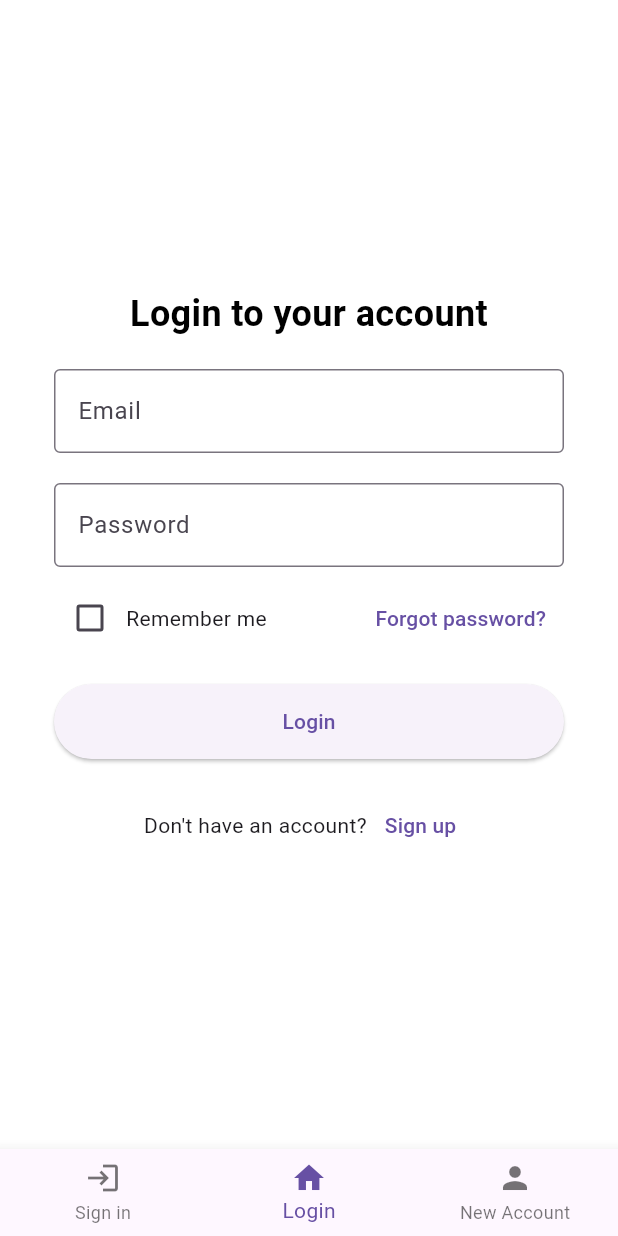
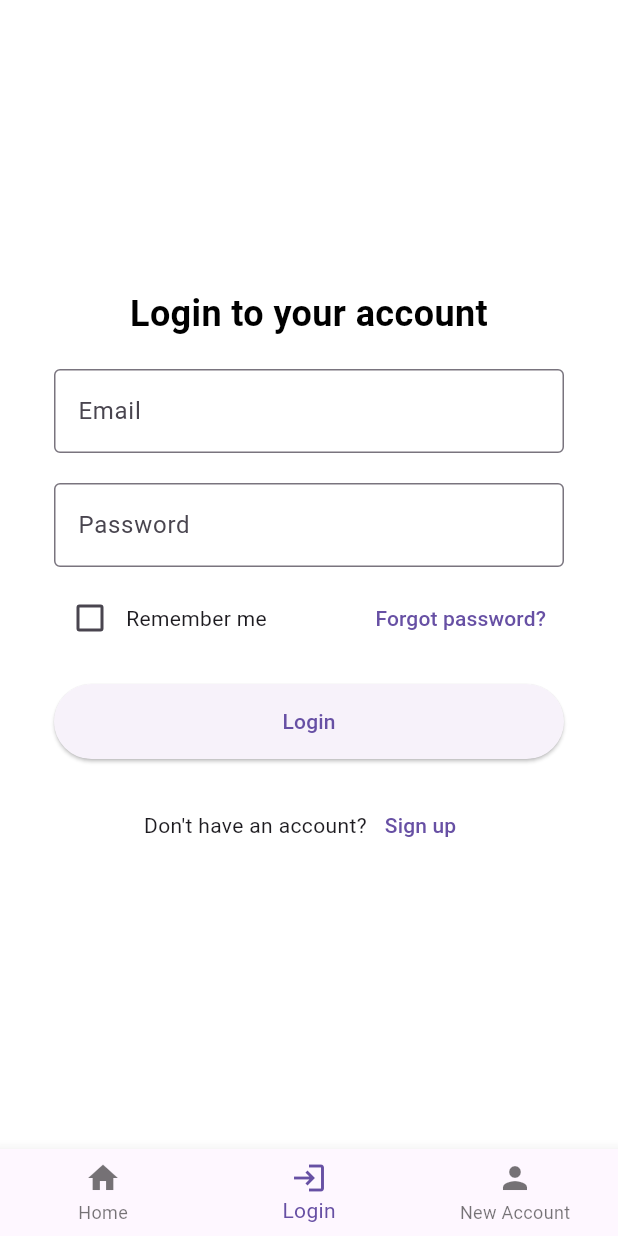
Before and after one commit to gkincs/pawsome_app, a Flutter app: the screen it shows after launch, after a tap on "Sign in", on a phone screen of 412 x 824 dp. Run offline on Flutter 3.47's test engine with Material 3 defaults, Android fonts, the phone set to English and light mode, and no system bars; our stand-ins replace bloc, cloud_firestore, firebase_auth, firebase_core, flutter_bloc, image_picker; accounts and stored records are empty.

Commit message:
pet screen UI - draft

```diff
--- a/pawsome_app/lib/main.dart
+++ b/pawsome_app/lib/main.dart
@@ -2,6 +2,7 @@ import 'package:flutter/material.dart';
 import 'package:firebase_core/firebase_core.dart';
 import 'package:flutter_bloc/flutter_bloc.dart';
 import 'package:pawsome_app/bloc/bottom_navigation_bloc.dart';
+import 'package:pawsome_app/screens/pet_screen.dart';
 import 'screens/screen_manager.dart';
 
 void main() async {
--- a/pawsome_app/lib/screens/pet_prof_screen.dart
+++ b/pawsome_app/lib/screens/pet_prof_screen.dart
@@ -3,7 +3,7 @@ import 'package:image_picker/image_picker.dart';
 import 'dart:io';
 
 class PetProfileWidget extends StatefulWidget {
-  const PetProfileWidget({super.key});
+  const PetProfileWidget({Key? key}) : super(key: key);
 
   @override
   _PetProfileWidgetState createState() => _PetProfileWidgetState();
--- a/pawsome_app/lib/screens/pet_screen.dart
+++ b/pawsome_app/lib/screens/pet_screen.dart
@@ -0,0 +1,176 @@
+import 'package:flutter/material.dart';
+
+class Pet {
+  final String name;
+  final String breed;
+
+  Pet({required this.name, required this.breed});
+}
+
+class PetScreenWidget extends StatefulWidget {
+  const PetScreenWidget ({super.key});
+
+  @override
+  _PetScreenWidgetState createState() => _PetScreenWidgetState();
+}
+
+class _PetScreenWidgetState extends State<PetScreenWidget> {
+  final List<Pet> pets = [
+    Pet(name: 'Rocky', breed: 'Labrador Retriever'),
+    Pet(name: 'Bella', breed: 'Bengal cat'),
+  ];
+
+  @override
+  Widget build(BuildContext context) {
+    return Scaffold(
+      backgroundColor: Colors.white,
+      body: SafeArea(
+        child: Column(
+          children: [
+            _buildHeader(),
+            const Divider(color: Color(0xFFCAC4D0)),
+            Expanded(
+              child: _buildPetsList(),
+            ),
+            _buildAddPetButton(),
+          ],
+        ),
+      ),
+    );
+  }
+
+  Widget _buildHeader() {
+    return Container(
+      padding: const EdgeInsets.all(16),
+      child: Row(
+        children: [
+          IconButton(
+            icon: const Icon(Icons.arrow_back),
+            onPressed: () {},
+            color: const Color(0xFF65558F),
+          ),
+          const Text(
+            'PawSome',
+            style: TextStyle(
+              fontSize: 22,
+              fontWeight: FontWeight.w500,
+              color: Color(0xFF65558F),
+            ),
+          ),
+        ],
+      ),
+    );
+  }
+
+  Widget _buildPetsList() {
+    return ListView.builder(
+      padding: const EdgeInsets.symmetric(horizontal: 16),
+      itemCount: pets.length,
+      itemBuilder: (context, index) {
+        return _buildPetCard(pets[index]);
+      },
+    );
+  }
+
+  Widget _buildPetCard(Pet pet) {
+    return Card(
+      margin: const EdgeInsets.only(bottom: 8),
+      elevation: 0,
+      shape: RoundedRectangleBorder(
+        borderRadius: BorderRadius.circular(8),
+        side: const BorderSide(
+          color: Color(0xFFEADDFF),
+          width: 1,
+        ),
+      ),
+      child: ListTile(
+        contentPadding: const EdgeInsets.symmetric(horizontal: 16, vertical: 8),
+        leading: CircleAvatar(
+          backgroundColor: const Color(0xFF65558F),
+          child: Text(
+            pet.name[0],
+            style: const TextStyle(
+              color: Colors.white,
+              fontWeight: FontWeight.bold,
+            ),
+          ),
+        ),
+        title: Text(
+          pet.name,
+          style: const TextStyle(
+            fontSize: 16,
+            fontWeight: FontWeight.w500,
+            color: Color(0xFF65558F),
+          ),
+        ),
+        subtitle: Text(
+          pet.breed,
+          style: const TextStyle(
+            fontSize: 14,
+            color: Colors.grey,
+          ),
+        ),
+        trailing: const Icon(
+          Icons.arrow_forward_ios,
+          color: Color(0xFF65558F),
+          size: 20,
+        ),
+      ),
+    );
+  }
+
+  Widget _buildAddPetButton() {
+    return Padding(
+      padding: const EdgeInsets.all(16),
+      child: InkWell(
+        onTap: () {},
+        child: Container(
+          padding: const EdgeInsets.symmetric(vertical: 12),
+          decoration: BoxDecoration(
+            border: Border.all(color: const Color(0xFFEADDFF)),
+            borderRadius: BorderRadius.circular(8),
+          ),
+          child: const Row(
+            mainAxisAlignment: MainAxisAlignment.center,
+            children: [
+              Icon(
+                Icons.add_circle_outline,
+                color: Color(0xFF65558F),
+              ),
+              SizedBox(width: 8),
+              Text(
+                'Add a new pet',
+                style: TextStyle(
+                  color: Color(0xFF65558F),
+                  fontSize: 16,
+                ),
+              ),
+            ],
+          ),
+        ),
+      ),
+    );
+  }
+
+  Widget _buildNavItem(String label, bool isSelected) {
+    return Column(
+      mainAxisSize: MainAxisSize.min,
+      children: [
+        Text(
+          label,
+          style: TextStyle(
+            color: isSelected ? const Color(0xFF65558F) : Colors.grey,
+            fontSize: 14,
+          ),
+        ),
+        if (isSelected)
+          Container(
+            width: 32,
+            height: 2,
+            margin: const EdgeInsets.only(top: 4),
+            color: const Color(0xFF65558F),
+          ),
+      ],
+    );
+  }
+}
--- a/pawsome_app/lib/screens/screen_manager.dart
+++ b/pawsome_app/lib/screens/screen_manager.dart
@@ -1,8 +1,18 @@
 import 'package:flutter/material.dart';
 import 'package:flutter_bloc/flutter_bloc.dart';
 import 'package:pawsome_app/bloc/bottom_navigation_bloc.dart';
+import 'package:pawsome_app/screens/activity_history_screen.dart';
+import 'package:pawsome_app/screens/activity_screen.dart';
+import 'package:pawsome_app/screens/appointment_screen.dart';
+import 'package:pawsome_app/screens/diary_screen.dart';
+import 'package:pawsome_app/screens/expenses_screen.dart';
+import 'package:pawsome_app/screens/first_step_screen.dart';
+import 'package:pawsome_app/screens/health_info_screen.dart';
 import 'package:pawsome_app/screens/login_screen.dart';
 import 'package:pawsome_app/screens/new_account_screen.dart';
+import 'package:pawsome_app/screens/nutrition_diary.dart';
+import 'package:pawsome_app/screens/pet_prof_screen.dart';
+import 'package:pawsome_app/screens/pet_screen.dart';
 import 'package:pawsome_app/screens/signin_screen.dart';
 
 
@@ -21,6 +31,21 @@ class ScreenManager extends StatelessWidget {
       SigninWidget(),
       LoginWidget(),
       NewAccountWidget(),
+      FirststepWidget(),
+      PetProfileWidget(),
+      //HomePageWidget(), - HIÁNYZÓ WIDGET !!!
+      PetScreenWidget(),
+      DiaryWidget(),
+      NutritionDiaryWidget(),
+      //NutritionHistoryWidget(), - HIÁNYZÓ WIDGET !!!
+      ActivityScreenWidget(),
+      ActivityHistoryWidget(),
+      ExpensesWidget(),
+     // ExpensesHistoryWidget(), - HIÁNYZÓ WIDGET !!!
+     AppointmentWidget(),
+     //AppointmentHistoryWidget(), - HIÁNYZÓ WIDGET !!!
+     HealthInfoWidget(),
+     //HealthHistoryWidget() -  HIÁNYZÓ WIDGET !!!
       // Add other screens here
     ];
 
@@ -36,8 +61,8 @@ class ScreenManager extends StatelessWidget {
           context.read<BottomNavigationBloc>().add(UpdateIndex(index));
         },
         items: [
-          BottomNavigationBarItem(icon: Icon(Icons.login), label: 'Sign in'),
-          BottomNavigationBarItem(icon: Icon(Icons.home), label: 'Login'),
+          BottomNavigationBarItem(icon: Icon(Icons.home), label: 'Home'),
+          BottomNavigationBarItem(icon: Icon(Icons.login), label: 'Login'),
           BottomNavigationBarItem(icon: Icon(Icons.person), label: 'New Account'),
           // Add other navigation items here
         ],
```
